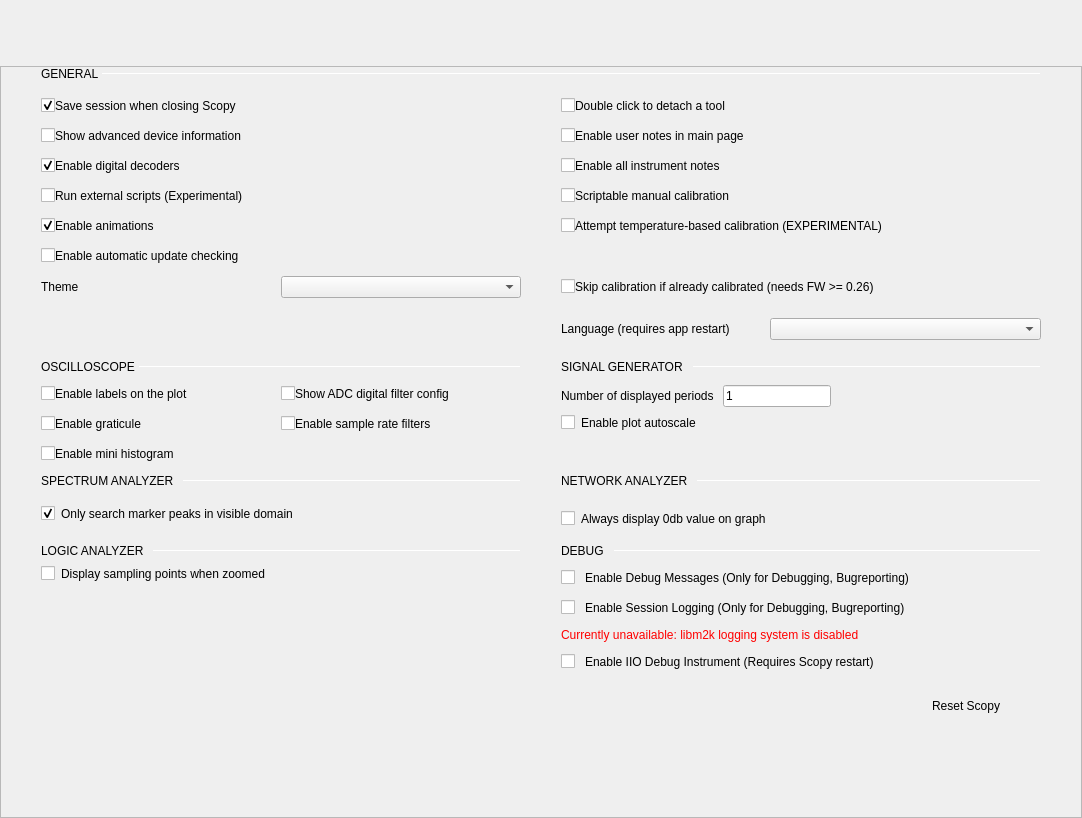
Old version of the form ui/preferences.ui in the repository agemarks/scopy.
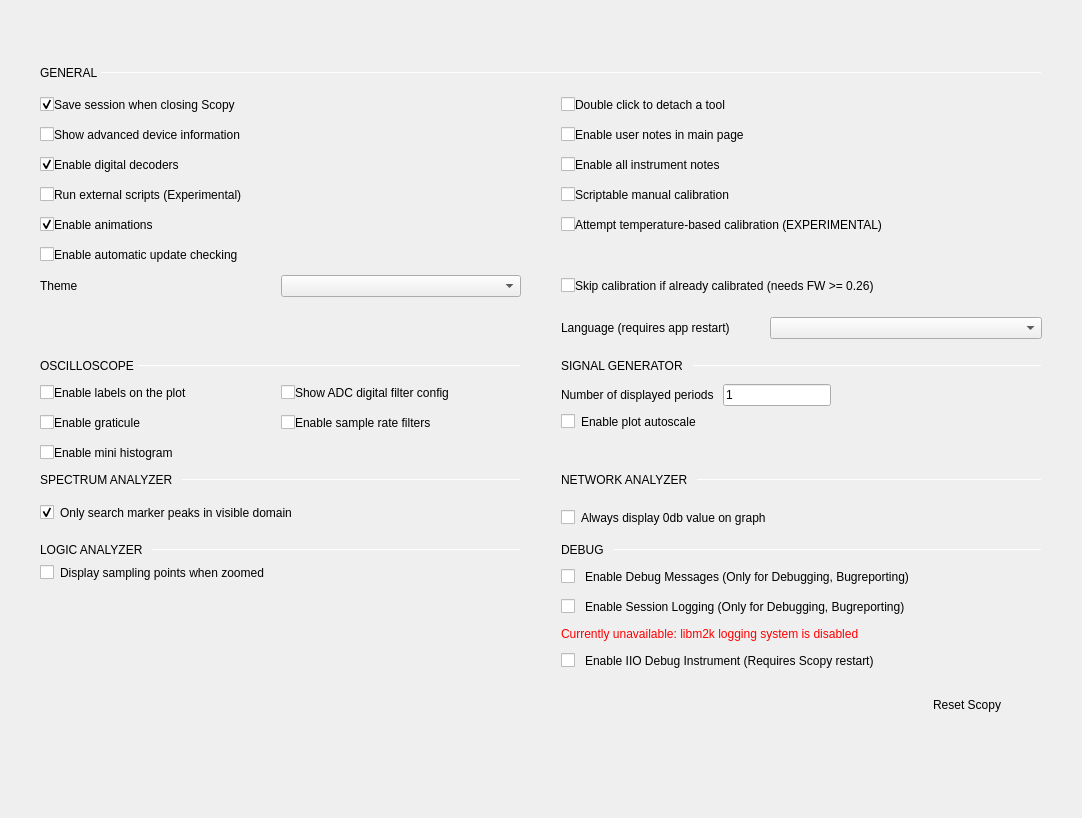
New version of the form.

Commit message: Ui: Removed unnecessary frames

Diff of the .ui file:
```diff
--- a/ui/preferences.ui
+++ b/ui/preferences.ui
@@ -56,6 +56,9 @@
    </item>
    <item>
     <widget class="QScrollArea" name="scrollArea">
+     <property name="frameShape">
+      <enum>QFrame::NoFrame</enum>
+     </property>
      <property name="horizontalScrollBarPolicy">
       <enum>Qt::ScrollBarAlwaysOff</enum>
      </property>
@@ -67,7 +70,7 @@
        <rect>
         <x>0</x>
         <y>0</y>
-        <width>1066</width>
+        <width>1068</width>
         <height>760</height>
        </rect>
       </property>
```
Left out of the diff: 3 changed lines with no effect on the pictures. The commit also changes 1 other file.
